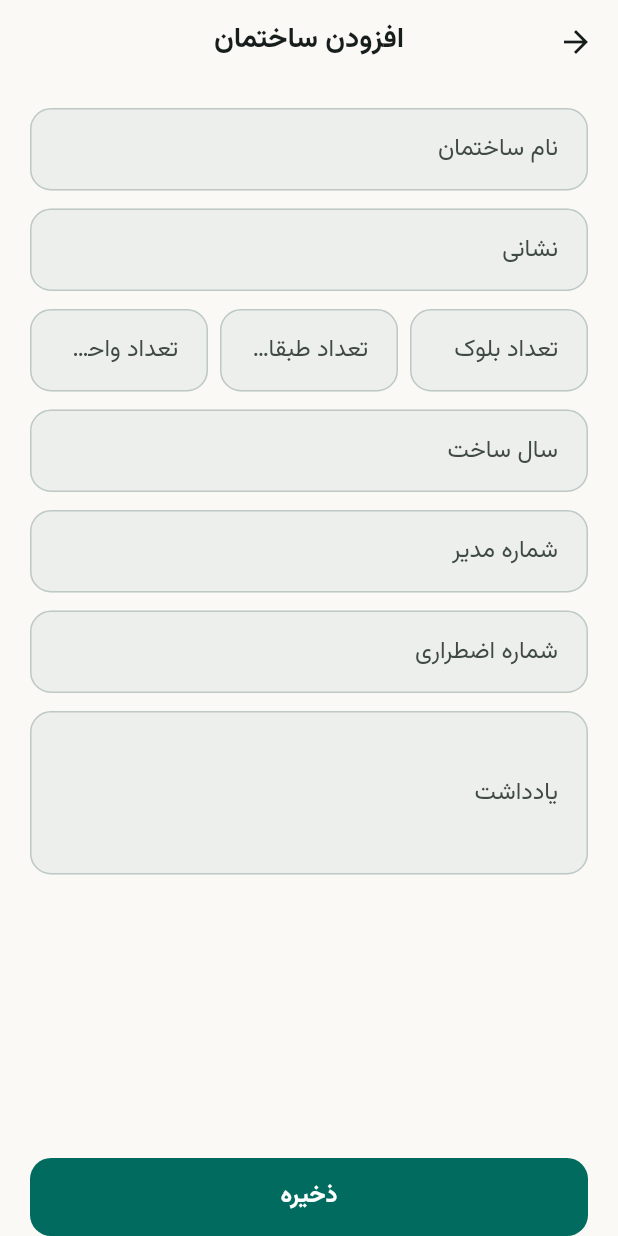
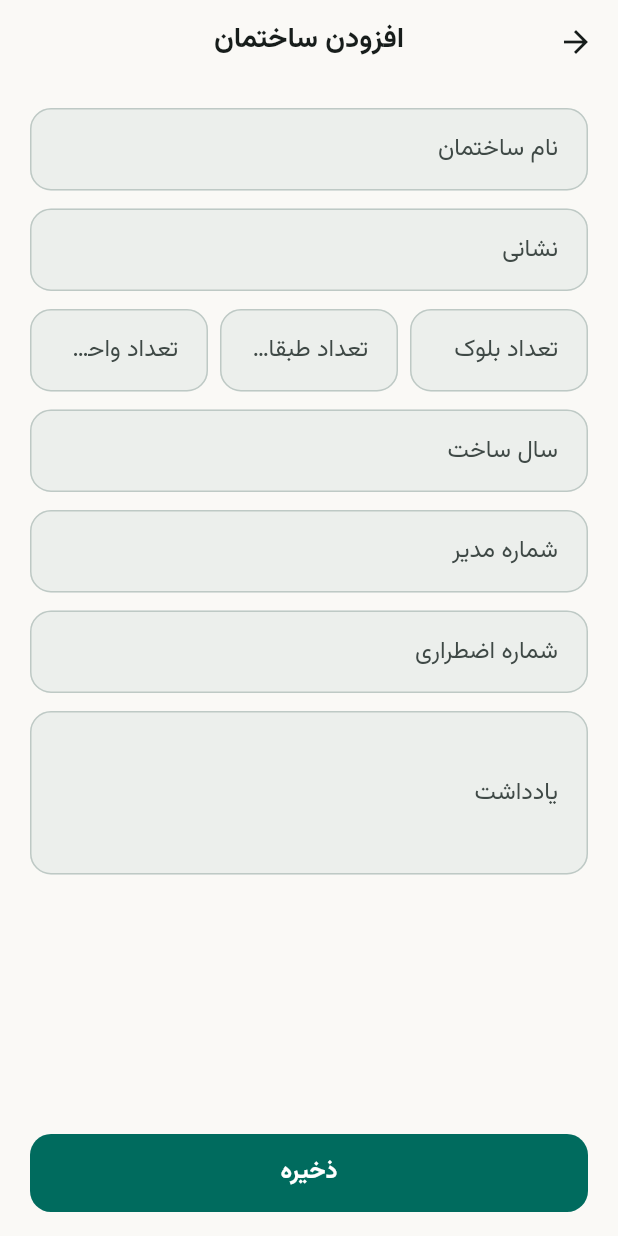
Before and after one commit to abmahmoudi1980/hamsa, a Flutter app: the BuildingFormScreen screen opened by its route, on a phone screen of 412 x 824 dp. Run offline on Flutter 3.47's test engine with Material 3 defaults, Android fonts, the phone set to English and light mode, and no system bars; our stand-ins replace dio, flutter_riverpod, flutter_secure_storage, go_router, image_picker; missing offline and left inert: persian_datetime_picker; accounts and stored records are empty; network calls fail.

Commit message:
fix(mobile): Save buttons sat flush at the bottom edge of all forms
The 9 form screens hand-rolled a SafeArea > Padding > FilledButton bottom
bar with bottom inset 0 (or spaceM), so the button touched the screen edge.
Replaced by shared SaveBar (shared/widgets/save_bar.dart): SafeArea +
spaceXl sides + spaceL bottom inset + full-width child, used as
bottomNavigationBar on unit, building, person, occupancy, period, cost-item,
expense and record-payment forms.

Verified in Chrome (unit form render), analyze clean, tests pass.

```diff
--- a/mobile/lib/features/buildings/screens/building_form_screen.dart
+++ b/mobile/lib/features/buildings/screens/building_form_screen.dart
@@ -8,6 +8,7 @@ import '../../../core/network/api_exception.dart';
 import '../../../core/theme/app_theme.dart';
 import '../buildings_controller.dart';
 import '../models/building.dart';
+import '../../../shared/widgets/save_bar.dart';
 
 /// Create/edit building (US2/T033). Pass [existing] for edit mode.
 class BuildingFormScreen extends ConsumerStatefulWidget {
@@ -195,21 +196,10 @@ class _BuildingFormScreenState extends ConsumerState<BuildingFormScreen> {
           ],
         ),
       ),
-      bottomNavigationBar: SafeArea(
-        child: Padding(
-          padding: const EdgeInsets.fromLTRB(
-            AppTheme.spaceXl,
-            AppTheme.spaceS,
-            AppTheme.spaceXl,
-            0,
-          ),
-          child: SizedBox(
-            width: double.infinity,
-            child: FilledButton(
-              onPressed: _saving ? null : _save,
-              child: Text(l10n.save),
-            ),
-          ),
+      bottomNavigationBar: SaveBar(
+        child: FilledButton(
+          onPressed: _saving ? null : _save,
+          child: Text(l10n.save),
         ),
       ),
     );
--- /dev/null
+++ b/mobile/lib/shared/widgets/save_bar.dart
@@ -0,0 +1,29 @@
+import 'package:flutter/material.dart';
+
+import '../../core/theme/app_theme.dart';
+
+/// Bottom-pinned primary action bar for form screens — set as the Scaffold's
+/// [Scaffold.bottomNavigationBar]. Applies SafeArea plus a real bottom inset
+/// ([AppTheme.spaceL]) so the button never sits flush against the screen
+/// edge, and stretches the action to full width.
+class SaveBar extends StatelessWidget {
+  const SaveBar({super.key, required this.child});
+
+  /// Typically a single full-width `FilledButton`.
+  final Widget child;
+
+  @override
+  Widget build(BuildContext context) {
+    return SafeArea(
+      child: Padding(
+        padding: const EdgeInsets.fromLTRB(
+          AppTheme.spaceXl,
+          AppTheme.spaceS,
+          AppTheme.spaceXl,
+          AppTheme.spaceL,
+        ),
+        child: SizedBox(width: double.infinity, child: child),
+      ),
+    );
+  }
+}
```
Also changed, not shown: mobile/lib/features/billing/screens/cost_item_form_screen.dart (+5 -15 lines), mobile/lib/features/billing/screens/period_form_screen.dart (+5 -15 lines), mobile/lib/features/buildings/screens/occupancy_form_screen.dart (+5 -15 lines), mobile/lib/features/buildings/screens/person_form_screen.dart (+5 -15 lines), mobile/lib/features/buildings/screens/unit_form_screen.dart (+5 -15 lines), mobile/lib/features/expenses/screens/expense_form_screen.dart (+2 -7 lines), mobile/lib/features/payments/screens/record_payment_screen.dart (+2 -7 lines).
